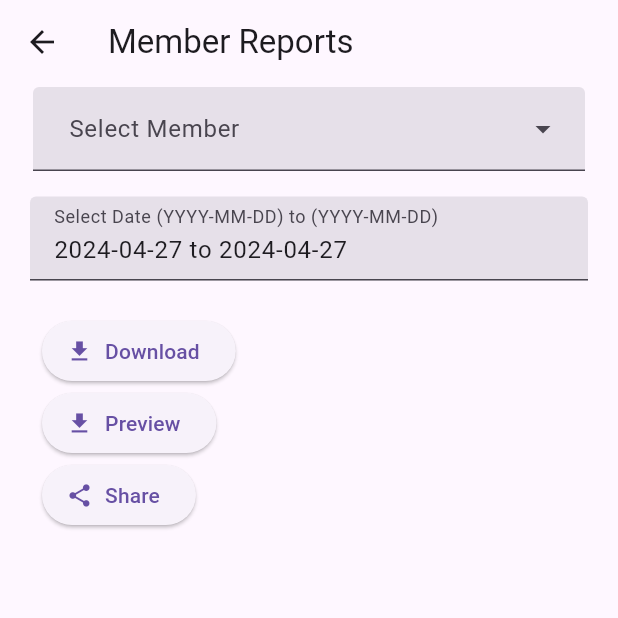
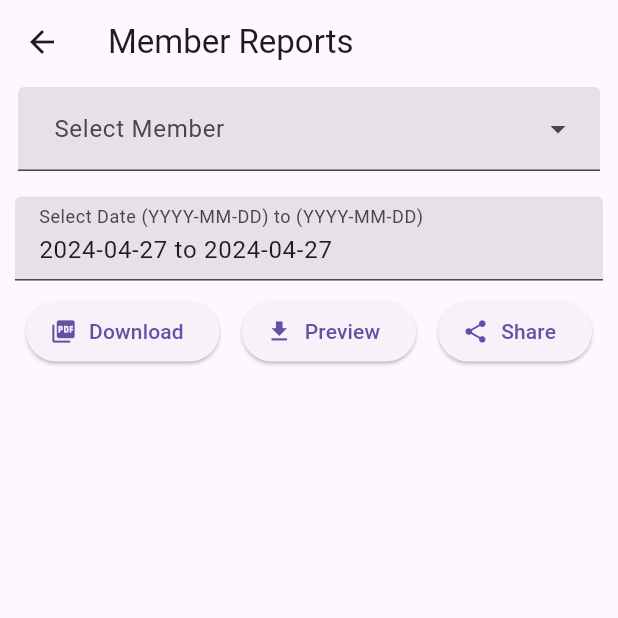
Before and after one commit to pratikmmohite/bachatgatmanager, a Flutter app: the MemberReport screen opened directly with empty values, on a phone screen of 412 x 824 dp, the top half of it. Run offline on Flutter 3.47's test engine with Material 3 defaults, Android fonts, the phone set to English and light mode, and no system bars; our stand-ins replace cross_file, file_picker, open_filex, pdf, printing, shared_preferences and 3 more; missing offline and left inert: excel, file_saver; accounts and stored records are empty.

Commit message:
Proper padding for report and home screen

```diff
--- a/lib/features/groups/pages/group/group_actions.dart
+++ b/lib/features/groups/pages/group/group_actions.dart
@@ -117,11 +117,12 @@ class _GroupActionsState extends State<GroupActions> {
         title: Text(group.name),
       ),
       body: SingleChildScrollView(
+        child: Padding(
+          padding: const EdgeInsets.symmetric(horizontal: 10.0),
           child: Column(
             mainAxisSize: MainAxisSize.min,
             children: [
               Card(
-              margin: const EdgeInsets.symmetric(horizontal: 10),
                 child: isLoading
                     ? const CircularProgressIndicator()
                     : ListTile(title: buildSummary()),
@@ -202,6 +203,7 @@ class _GroupActionsState extends State<GroupActions> {
             ],
           ),
         ),
+      ),
     );
   }
 }
--- a/lib/features/groups/pages/pdf/member_report.dart
+++ b/lib/features/groups/pages/pdf/member_report.dart
@@ -39,6 +39,72 @@ class _MemberReportState extends State<MemberReport> {
   late TextEditingController _textController = TextEditingController(
       text: "${formatDt(_startDate)} to ${formatDt(_endDate)}");
 
+  Widget getButtons() {
+    return Wrap(
+      crossAxisAlignment: WrapCrossAlignment.center,
+      alignment: WrapAlignment.spaceAround,
+      children: [
+        ElevatedButton.icon(
+          icon: const Icon(Icons.picture_as_pdf),
+          onPressed: () async {
+            try {
+              var bytes = await PdfApi.generatePdf(
+                  memberId: selectedMemberId,
+                  groupId: _group.id,
+                  startDate: _startDate,
+                  endDate: _endDate,
+                  memberName: selectedMemberName,
+                  groupName: _group.name,
+                  context: context);
+              await PdfApi.saveAsPDF(bytes, selectedMemberName);
+            } catch (e) {
+              AppUtils.toast(context, "Failed to generate Pdf");
+            }
+          },
+          label: const Text('Download'),
+        ),
+        ElevatedButton.icon(
+          icon: const Icon(Icons.download),
+          onPressed: () async {
+            try {
+              var bytes = await PdfApi.generatePdf(
+                  memberId: selectedMemberId,
+                  groupId: _group.id,
+                  startDate: _startDate,
+                  endDate: _endDate,
+                  memberName: selectedMemberName,
+                  groupName: _group.name,
+                  context: context);
+              await PdfApi.previewPDF(bytes, selectedMemberName);
+            } catch (e) {
+              AppUtils.toast(context, "Failed to generate Pdf");
+            }
+          },
+          label: const Text('Preview'),
+        ),
+        ElevatedButton.icon(
+          icon: const Icon(Icons.share),
+          onPressed: () async {
+            try {
+              var bytes = await PdfApi.generatePdf(
+                  memberId: selectedMemberId,
+                  groupId: _group.id,
+                  startDate: _startDate,
+                  endDate: _endDate,
+                  memberName: selectedMemberName,
+                  groupName: _group.name,
+                  context: context);
+              await PdfApi.sharePDF(bytes, selectedMemberName + ".pdf");
+            } catch (e) {
+              AppUtils.toast(context, "Failed to generate Pdf");
+            }
+          },
+          label: const Text('Share'),
+        )
+      ],
+    );
+  }
+
   @override
   void initState() {
     super.initState();
@@ -61,9 +127,10 @@ class _MemberReportState extends State<MemberReport> {
         title: Text(local.lmReport),
       ),
       body: Padding(
-        padding: const EdgeInsets.symmetric(horizontal: 20.0),
+        padding: const EdgeInsets.symmetric(horizontal: 10.0),
         child: Column(
-          crossAxisAlignment: CrossAxisAlignment.center,
+          mainAxisSize: MainAxisSize.min,
+          crossAxisAlignment: CrossAxisAlignment.stretch,
           children: [
             // Dropdown for Member List
             CustomDropDown<GroupMember>(
@@ -110,69 +177,10 @@ class _MemberReportState extends State<MemberReport> {
                 }
               },
             ),
-            const SizedBox(height: 15),
-            ButtonBar(
-              alignment: MainAxisAlignment.spaceAround,
-              children: [
-                ElevatedButton.icon(
-                  icon: const Icon(Icons.download),
-                  onPressed: () async {
-                    try {
-                      var bytes = await PdfApi.generatePdf(
-                          memberId: selectedMemberId,
-                          groupId: _group.id,
-                          startDate: _startDate,
-                          endDate: _endDate,
-                          memberName: selectedMemberName,
-                          groupName: _group.name,
-                          context: context);
-                      await PdfApi.saveAsPDF(bytes, selectedMemberName);
-                    } catch (e) {
-                      AppUtils.toast(context, "Failed to generate Pdf");
-                    }
-                  },
-                  label: const Text('Download'),
-                ),
-                ElevatedButton.icon(
-                  icon: const Icon(Icons.download),
-                  onPressed: () async {
-                    try {
-                      var bytes = await PdfApi.generatePdf(
-                          memberId: selectedMemberId,
-                          groupId: _group.id,
-                          startDate: _startDate,
-                          endDate: _endDate,
-                          memberName: selectedMemberName,
-                          groupName: _group.name,
-                          context: context);
-                      await PdfApi.previewPDF(bytes, selectedMemberName);
-                    } catch (e) {
-                      AppUtils.toast(context, "Failed to generate Pdf");
-                    }
-                  },
-                  label: const Text('Preview'),
-                ),
-                ElevatedButton.icon(
-                  icon: const Icon(Icons.share),
-                  onPressed: () async {
-                    try {
-                      var bytes = await PdfApi.generatePdf(
-                          memberId: selectedMemberId,
-                          groupId: _group.id,
-                          startDate: _startDate,
-                          endDate: _endDate,
-                          memberName: selectedMemberName,
-                          groupName: _group.name,
-                          context: context);
-                      await PdfApi.sharePDF(bytes, selectedMemberName + ".pdf");
-                    } catch (e) {
-                      AppUtils.toast(context, "Failed to generate Pdf");
-                    }
-                  },
-                  label: const Text('Share'),
-                )
-              ],
-            )
+            const SizedBox(
+              height: 10,
+            ),
+            getButtons()
           ],
         ),
       ),
--- a/lib/features/groups/pages/pdf/yearly_report.dart
+++ b/lib/features/groups/pages/pdf/yearly_report.dart
@@ -73,7 +73,7 @@ class _YearlyReportState extends State<YearlyReport> {
       ),
       body: SingleChildScrollView(
         child: Padding(
-          padding: const EdgeInsets.symmetric(horizontal: 20),
+          padding: const EdgeInsets.symmetric(horizontal: 10),
           child: Column(
             crossAxisAlignment: CrossAxisAlignment.center,
             children: [
```
Also changed, not shown: lib/features/groups/groups_screen.dart (+5 -2 lines), lib/features/groups/pages/pdf/monthly_report.dart (+2 -6 lines). Lines whose indentation alone changed are shown as unchanged.
